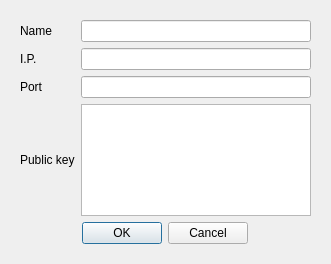
Above: client/qt/rootnode.ui from LaKabane/tNETacle before the change. Below: the same form after it.
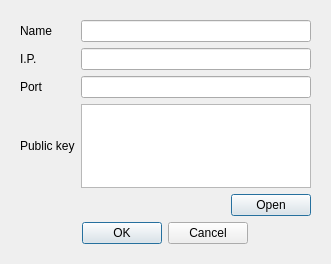
That is the form after the change.

```diff
--- a/client/qt/rootnode.ui
+++ b/client/qt/rootnode.ui
@@ -64,6 +64,13 @@
       <item row="2" column="1">
        <widget class="QLineEdit" name="port"/>
       </item>
+      <item row="4" column="1">
+       <widget class="QDialogButtonBox" name="selectPubKey">
+        <property name="standardButtons">
+         <set>QDialogButtonBox::Open</set>
+        </property>
+       </widget>
+      </item>
      </layout>
     </widget>
    </item>
```
